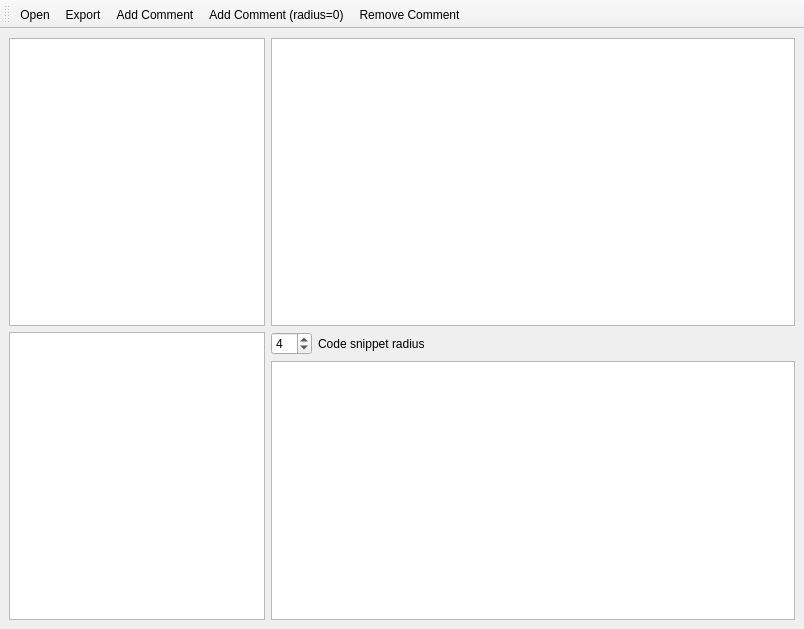
This is gui/ui_MainWindow.ui in arneboe/codecomment as Qt 5 draws it before an edit. The edited form follows.
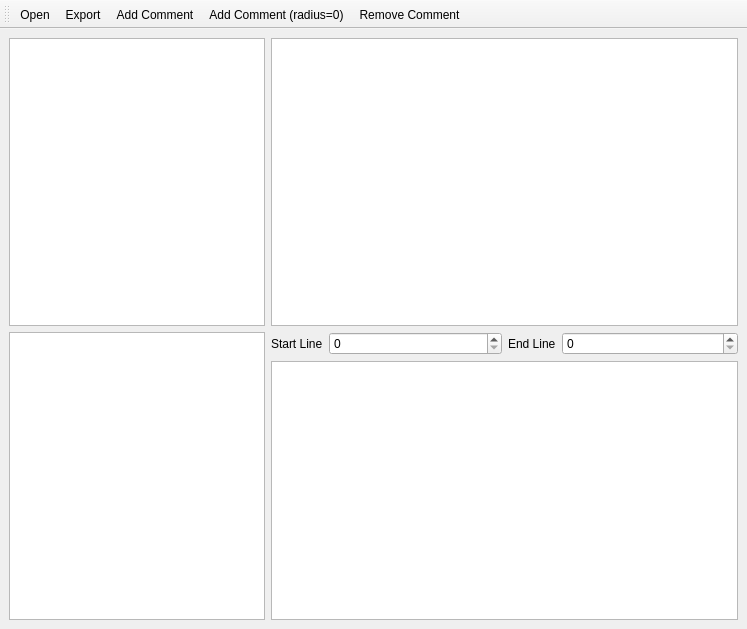
This is the edited form.

Commit message: start and end line

Patch:
```diff
--- a/gui/ui_MainWindow.ui
+++ b/gui/ui_MainWindow.ui
@@ -6,7 +6,7 @@
    <rect>
     <x>0</x>
     <y>0</y>
-    <width>804</width>
+    <width>747</width>
     <height>629</height>
    </rect>
   </property>
@@ -51,23 +51,37 @@
       <item row="1" column="1">
        <layout class="QVBoxLayout" name="verticalLayout_2">
         <item>
+         <layout class="QHBoxLayout" name="horizontalLayout">
+          <item>
+           <layout class="QFormLayout" name="formLayout_2">
+            <item row="0" column="0">
+             <widget class="QLabel" name="label_2">
+              <property name="text">
+               <string>Start Line</string>
+              </property>
+             </widget>
+            </item>
+            <item row="0" column="1">
+             <widget class="QSpinBox" name="spinBoxStartLine"/>
+            </item>
+           </layout>
+          </item>
+          <item>
          <layout class="QFormLayout" name="formLayout">
           <property name="fieldGrowthPolicy">
            <enum>QFormLayout::AllNonFixedFieldsGrow</enum>
           </property>
           <item row="0" column="0">
-           <widget class="QSpinBox" name="spinBoxRadius">
-            <property name="value">
-             <number>4</number>
-            </property>
-           </widget>
-          </item>
-          <item row="0" column="1">
            <widget class="QLabel" name="label">
             <property name="text">
-             <string>Code snippet radius</string>
-            </property>
-           </widget>
+               <string>End Line</string>
+              </property>
+             </widget>
+            </item>
+            <item row="0" column="1">
+             <widget class="QSpinBox" name="spinBoxEndLine"/>
+            </item>
+           </layout>
           </item>
          </layout>
         </item>
```
Lines whose indentation alone changed are shown as unchanged. The commit also changes 1 other file.
